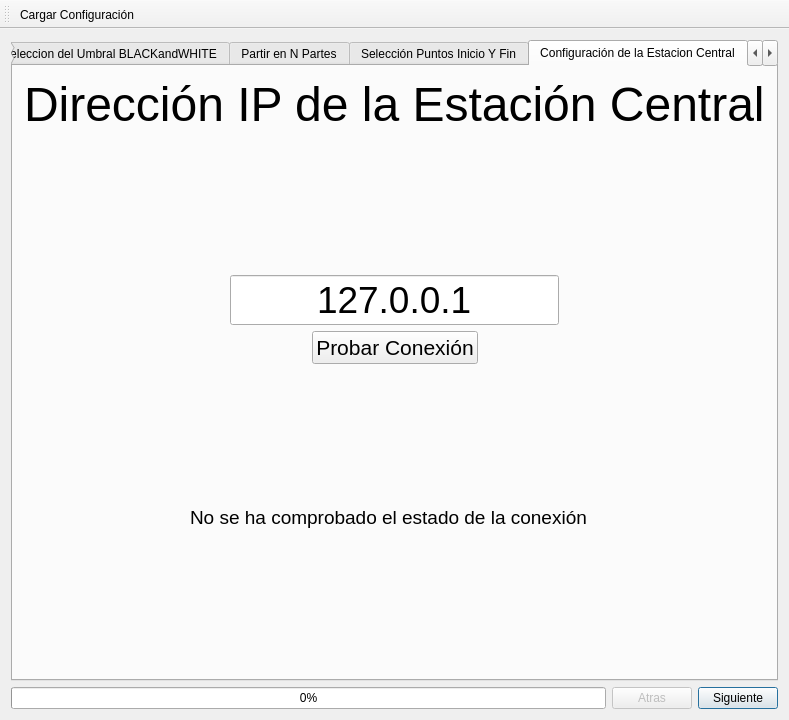
dianjuar/ModuloVisionArtifiical_ACO, file ventanaprincipal.ui: the form before one commit.
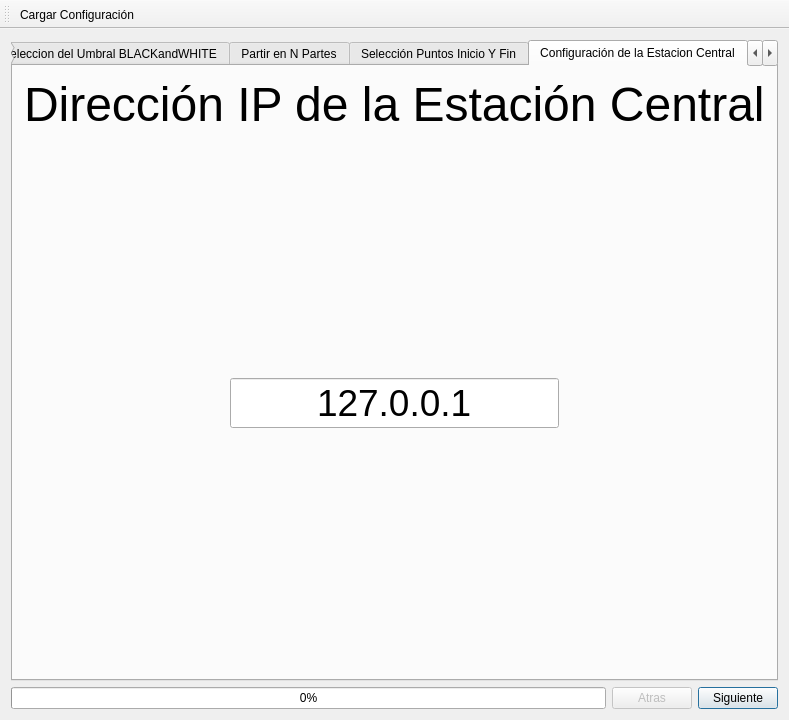
The form after the commit. The open tabs and pages were chosen to show the change. Icons and pictures are not drawn. Custom widgets are drawn as their Qt base class.

```diff
--- a/ventanaprincipal.ui
+++ b/ventanaprincipal.ui
@@ -2516,49 +2516,6 @@
           </item>
          </layout>
         </item>
-        <item>
-         <layout class="QHBoxLayout" name="horizontalLayout_17">
-          <item>
-           <spacer name="horizontalSpacer_16">
-            <property name="orientation">
-             <enum>Qt::Horizontal</enum>
-            </property>
-            <property name="sizeHint" stdset="0">
-             <size>
-              <width>40</width>
-              <height>20</height>
-             </size>
-            </property>
-           </spacer>
-          </item>
-          <item>
-           <widget class="QPushButton" name="pushButton_ProbarConexion_EstCentral">
-            <property name="font">
-             <font>
-              <family>Ubuntu</family>
-              <pointsize>16</pointsize>
-             </font>
-            </property>
-            <property name="text">
-             <string>Probar Conexión</string>
-            </property>
-           </widget>
-          </item>
-          <item>
-           <spacer name="horizontalSpacer_17">
-            <property name="orientation">
-             <enum>Qt::Horizontal</enum>
-            </property>
-            <property name="sizeHint" stdset="0">
-             <size>
-              <width>40</width>
-              <height>20</height>
-             </size>
-            </property>
-           </spacer>
-          </item>
-         </layout>
-        </item>
         <item>
          <spacer name="verticalSpacer_30">
           <property name="orientation">
@@ -2572,72 +2529,6 @@
           </property>
          </spacer>
         </item>
-        <item>
-         <layout class="QHBoxLayout" name="horizontalLayout_19">
-          <item>
-           <spacer name="horizontalSpacer_18">
-            <property name="orientation">
-             <enum>Qt::Horizontal</enum>
-            </property>
-            <property name="sizeHint" stdset="0">
-             <size>
-              <width>40</width>
-              <height>20</height>
-             </size>
-            </property>
-           </spacer>
-          </item>
-          <item>
-           <widget class="QLabel" name="label_error_F5">
-            <property name="font">
-             <font>
-              <family>Ubuntu</family>
-              <pointsize>14</pointsize>
-             </font>
-            </property>
-            <property name="text">
-             <string>No se ha comprobado el estado de la conexión</string>
-            </property>
-           </widget>
-          </item>
-          <item>
-           <widget class="QLabel" name="label_connectionTest_F5">
-            <property name="text">
-             <string/>
-            </property>
-            <property name="pixmap">
-             <pixmap>../ModuloDeVisionArtificial_1_1+GIT-build-desktop-Qt_4_8_1_in_PATH__System__Release/media/TestConnection/Bad.png</pixmap>
-            </property>
-           </widget>
-          </item>
-          <item>
-           <spacer name="horizontalSpacer_19">
-            <property name="orientation">
-             <enum>Qt::Horizontal</enum>
-            </property>
-            <property name="sizeHint" stdset="0">
-             <size>
-              <width>37</width>
-              <height>17</height>
-             </size>
-            </property>
-           </spacer>
-          </item>
-         </layout>
-        </item>
-        <item>
-         <spacer name="verticalSpacer_29">
-          <property name="orientation">
-           <enum>Qt::Vertical</enum>
-          </property>
-          <property name="sizeHint" stdset="0">
-           <size>
-            <width>20</width>
-            <height>139</height>
-           </size>
-          </property>
-         </spacer>
-        </item>
        </layout>
       </widget>
       <widget class="QWidget" name="tab_7">
```
Left out of the diff: 131 changed lines with no effect on the pictures.
